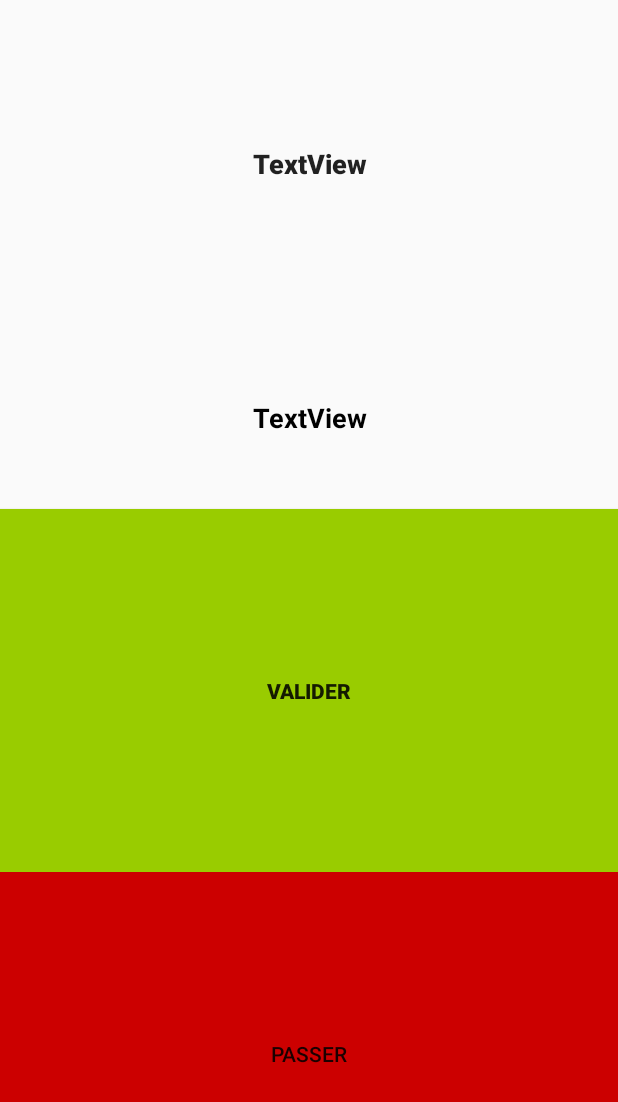
After one commit to villeneuve30/AndroidGame_GuessWords, an Android app: the layout activity_round.xml on its own in the app's theme, with its tools: preview values and no code run, on a phone screen of 412 x 824 dp. The commit adds this screen. Shown: the top 1102 px of the screen. Run offline under Robolectric (Android 15) with nearby library versions, the phone set to English and light mode, and no system bars.

Commit message:
Creation des rounds de jeu
Chrono + btn valider + btn passer fonctionnels

```diff
--- a/app/src/main/AndroidManifest.xml
+++ b/app/src/main/AndroidManifest.xml
@@ -9,9 +9,10 @@
         android:roundIcon="@mipmap/ic_launcher_round"
         android:supportsRtl="true"
         android:theme="@style/AppTheme">
-        <activity android:name=".ReglesDuJeu"></activity>
+        <activity android:name=".Round"></activity>
+        <activity android:name=".ReglesDuJeu" />
         <activity android:name=".AffichageDesScores" />
-        <activity android:name=".Jeu" />
+        <activity android:name=".LancementJeu" />
         <activity android:name=".AjoutDeMot" />
         <activity android:name=".ParametrePartie" />
         <activity android:name=".MainActivity">
--- a/app/src/main/java/com/example/timesup/MainActivity.java
+++ b/app/src/main/java/com/example/timesup/MainActivity.java
@@ -91,10 +91,7 @@ public class MainActivity extends AppCompatActivity {
 
             Mot mot1 = new Mot("Girafe",false);
 
-            motsBdd.open();
-            motsBdd.ajout100PremiersMots();
-            motsBdd.close();
-
+            motsBdd.insererLesMotsDeBase();
             motsBdd.afficherTousLesMots();
 
 
--- a/app/src/main/java/com/example/timesup/ParametrePartie.java
+++ b/app/src/main/java/com/example/timesup/ParametrePartie.java
@@ -68,7 +68,7 @@ public class ParametrePartie extends AppCompatActivity {
                 editor.putBoolean("FILTRE", filtre.isChecked());
                 editor.commit();
 
-                Intent intent = new Intent(ParametrePartie.this, Jeu.class);
+                Intent intent = new Intent(ParametrePartie.this, LancementJeu.class);
                 startActivity(intent);
             }
         });
--- /dev/null
+++ b/app/src/main/res/layout/activity_round.xml
@@ -0,0 +1,50 @@
+<?xml version="1.0" encoding="utf-8"?>
+<LinearLayout xmlns:android="http://schemas.android.com/apk/res/android"
+    xmlns:app="http://schemas.android.com/apk/res-auto"
+    android:layout_width="match_parent"
+    android:layout_height="match_parent"
+    xmlns:tools="http://schemas.android.com/tools"
+    android:orientation="vertical"
+    tools:context=".Round">
+
+    <TextView
+        android:id="@+id/tempsRestant_xml"
+        android:layout_width="match_parent"
+        android:layout_height="wrap_content"
+        android:layout_weight="1"
+        android:gravity="center"
+        android:text="TextView"
+        android:textAppearance="@style/TextAppearance.AppCompat.Title"
+        android:textSize="18sp"
+        android:textStyle="bold" />
+
+    <TextView
+        android:id="@+id/mot_xml"
+        android:layout_width="match_parent"
+        android:layout_height="wrap_content"
+        android:layout_weight="0.5"
+        android:gravity="center"
+        android:text="TextView"
+        android:textAllCaps="false"
+        android:textAppearance="@style/TextAppearance.AppCompat.Large"
+        android:textColor="@android:color/black"
+        android:textSize="18sp"
+        android:textStyle="bold" />
+
+    <Button
+        android:id="@+id/bouton_valider_xml"
+        android:layout_width="match_parent"
+        android:layout_height="wrap_content"
+        android:layout_weight="1"
+        android:background="@android:color/holo_green_light"
+        android:text="Valider"
+        android:textStyle="bold" />
+
+    <Button
+        android:id="@+id/bouton_passer_xml"
+        android:layout_width="match_parent"
+        android:layout_height="wrap_content"
+        android:layout_weight="1"
+        android:background="@android:color/holo_red_dark"
+        android:text="Passer" />
+</LinearLayout>
```
Also changed, not shown: app/src/main/java/com/example/timesup/LancementJeu.java (renamed from app/src/main/java/com/example/timesup/Jeu.java, +6 -4 lines), app/src/main/java/com/example/timesup/MotsBDD.java (+40 -102 lines), app/src/main/java/com/example/timesup/Round.java (added, +84 -0 lines).
